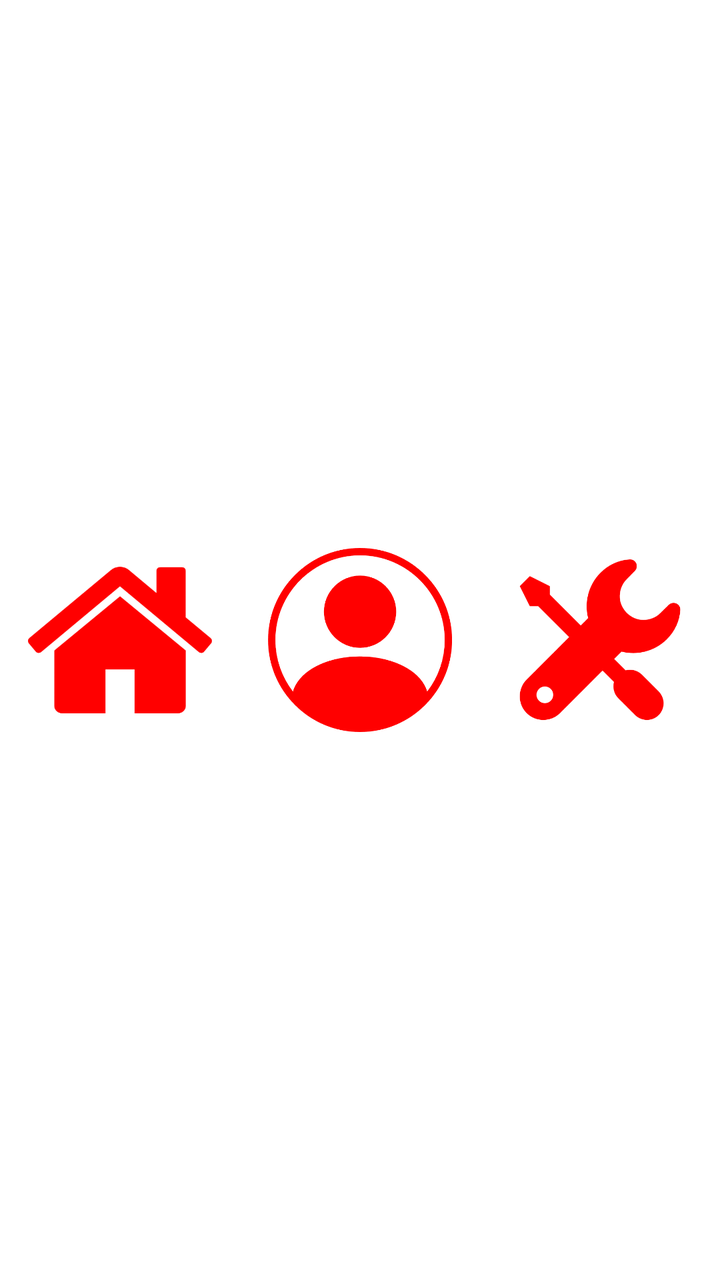
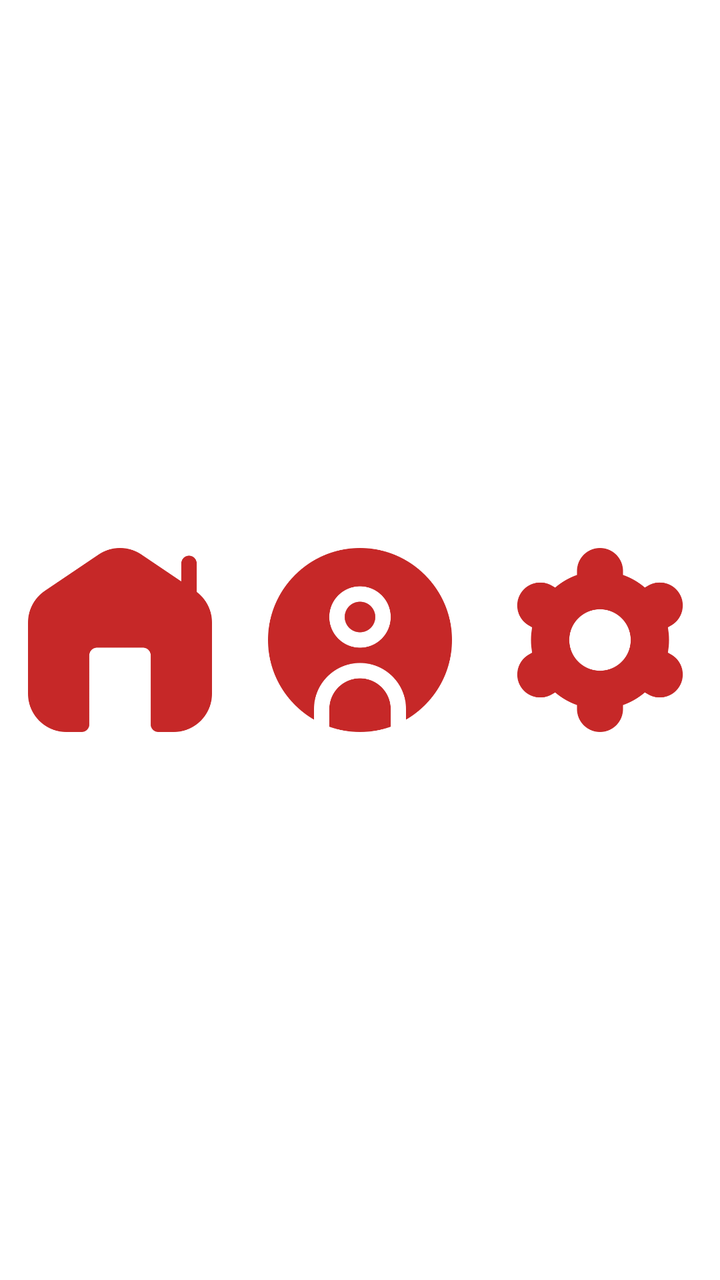

The first picture is an Android layout as it rendered before a commit; the second is the same layout after the commit. The layout source and the unified diff follow.
<!-- AndroidManifest.xml: application theme Theme.ActivaESCOM -->
<!-- res/layout/bottom_navigation.xml -->
<?xml version="1.0" encoding="utf-8"?>
<LinearLayout xmlns:android="http://schemas.android.com/apk/res/android"
    android:id="@+id/bottomNavBar"
    android:layout_width="match_parent"
    android:layout_height="56dp"
    android:orientation="horizontal"
    android:background="@color/white"
    android:elevation="8dp">

    <ImageButton
        android:id="@+id/navInicio"
        android:layout_width="0dp"
        android:layout_height="match_parent"
        android:layout_weight="1"
        android:src="@drawable/home"
        android:background="?attr/selectableItemBackgroundBorderless"
        android:scaleType="fitCenter"
        android:padding="14dp" />
    <ImageButton
    android:id="@+id/navPerfil"
    android:layout_width="0dp"
    android:layout_height="match_parent"
    android:layout_weight="1"
    android:src="@drawable/profile"
    android:background="?attr/selectableItemBackgroundBorderless"
    android:scaleType="fitCenter"
    android:padding="14dp" />
    <ImageButton
    android:id="@+id/navConfig"
    android:layout_width="0dp"
    android:layout_height="match_parent"
    android:layout_weight="1"
    android:src="@drawable/settings"
    android:background="?attr/selectableItemBackgroundBorderless"
    android:scaleType="fitCenter"
    android:padding="14dp" /> </LinearLayout>
<!-- resources referenced by this layout -->
<resources>
  <color name="white">#FFFFFFFF</color>
  <!-- drawable home: png bitmap (drawable, 15478 bytes) -->
  <!-- drawable profile: png bitmap (drawable, 22269 bytes) -->
  <!-- drawable settings: png bitmap (drawable, 18368 bytes) -->
  <style name="Theme.ActivaESCOM" parent="Base.Theme.ActivaESCOM">
      </style>
  <style name="Base.Theme.ActivaESCOM" parent="Theme.MaterialComponents.DayNight.NoActionBar">
      </style>
</resources>

<!-- the commit's change to res/layout/bottom_navigation.xml (unified diff, before → after) -->
@@ -15,22 +15,28 @@
         android:src="@drawable/home"
         android:background="?attr/selectableItemBackgroundBorderless"
         android:scaleType="fitCenter"
-        android:padding="14dp" />
+        android:padding="14dp"
+        android:tint="@color/red_1" />
+
     <ImageButton
-    android:id="@+id/navPerfil"
-    android:layout_width="0dp"
-    android:layout_height="match_parent"
-    android:layout_weight="1"
-    android:src="@drawable/profile"
-    android:background="?attr/selectableItemBackgroundBorderless"
-    android:scaleType="fitCenter"
-    android:padding="14dp" />
+        android:id="@+id/navPerfil"
+        android:layout_width="0dp"
+        android:layout_height="match_parent"
+        android:layout_weight="1"
+        android:src="@drawable/profile"
+        android:background="?attr/selectableItemBackgroundBorderless"
+        android:scaleType="fitCenter"
+        android:padding="14dp"
+        android:tint="@color/red_1"/>
+
     <ImageButton
-    android:id="@+id/navConfig"
-    android:layout_width="0dp"
-    android:layout_height="match_parent"
-    android:layout_weight="1"
-    android:src="@drawable/settings"
-    android:background="?attr/selectableItemBackgroundBorderless"
-    android:scaleType="fitCenter"
-    android:padding="14dp" /> </LinearLayout>
+        android:id="@+id/navConfig"
+        android:layout_width="0dp"
+        android:layout_height="match_parent"
+        android:layout_weight="1"
+        android:src="@drawable/settings"
+        android:background="?attr/selectableItemBackgroundBorderless"
+        android:scaleType="fitCenter"
+        android:padding="14dp"
+        android:tint="@color/red_1"/>
+</LinearLayout>
<!-- resource entries referenced after the edit -->
@@ -1,9 +1,10 @@
 <!-- resources referenced by this layout -->
 <resources>
+  <color name="red_1">#C62828</color>
   <color name="white">#FFFFFFFF</color>
-  <!-- drawable home: png bitmap (drawable, 15478 bytes) -->
-  <!-- drawable profile: png bitmap (drawable, 22269 bytes) -->
-  <!-- drawable settings: png bitmap (drawable, 18368 bytes) -->
+  <!-- drawable home: png bitmap (drawable, 8137 bytes) -->
+  <!-- drawable profile: png bitmap (drawable, 16040 bytes) -->
+  <!-- drawable settings: png bitmap (drawable, 12454 bytes) -->
   <style name="Theme.ActivaESCOM" parent="Base.Theme.ActivaESCOM">
       </style>
   <style name="Base.Theme.ActivaESCOM" parent="Theme.MaterialComponents.DayNight.NoActionBar">
